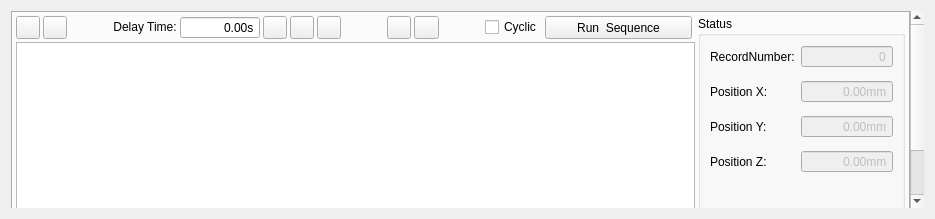
Old version of the form source/plugin/t4/t4oppanel.ui in the repository ww4u/mct-t4.
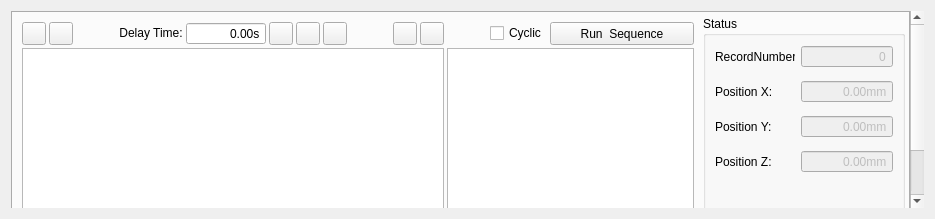
New version of the form. The open tabs and pages were chosen to show the change. Icons and pictures are not drawn. Custom widgets are drawn as their Qt base class.

```diff
--- a/source/plugin/t4/t4oppanel.ui
+++ b/source/plugin/t4/t4oppanel.ui
@@ -1341,6 +1341,18 @@
             <layout class="QHBoxLayout" name="horizontalLayout_3">
              <item>
               <layout class="QGridLayout" name="gridLayout_5">
+               <property name="leftMargin">
+                <number>6</number>
+               </property>
+               <property name="topMargin">
+                <number>6</number>
+               </property>
+               <property name="rightMargin">
+                <number>6</number>
+               </property>
+               <property name="bottomMargin">
+                <number>6</number>
+               </property>
                <item row="0" column="3">
                 <widget class="QLabel" name="label_9">
                  <property name="sizePolicy">
@@ -1635,7 +1647,20 @@
                  </property>
                 </spacer>
                </item>
-               <item row="2" column="0" rowspan="10" colspan="17">
+               <item row="0" column="12">
+                <spacer name="horizontalSpacer_9">
+                 <property name="orientation">
+                  <enum>Qt::Horizontal</enum>
+                 </property>
+                 <property name="sizeHint" stdset="0">
+                  <size>
+                   <width>40</width>
+                   <height>20</height>
+                  </size>
+                 </property>
+                </spacer>
+               </item>
+               <item row="1" column="0" rowspan="10" colspan="12">
                 <widget class="KeyTableView" name="tvDebug">
                  <property name="contextMenuPolicy">
                   <enum>Qt::DefaultContextMenu</enum>
@@ -1669,6 +1694,9 @@
                  </attribute>
                 </widget>
                </item>
+               <item row="1" column="12" colspan="4">
+                <widget class="LogoutWidget" name="listView"/>
+               </item>
               </layout>
              </item>
              <item>
```
Left out of the diff: 169 changed lines with no effect on the pictures.
